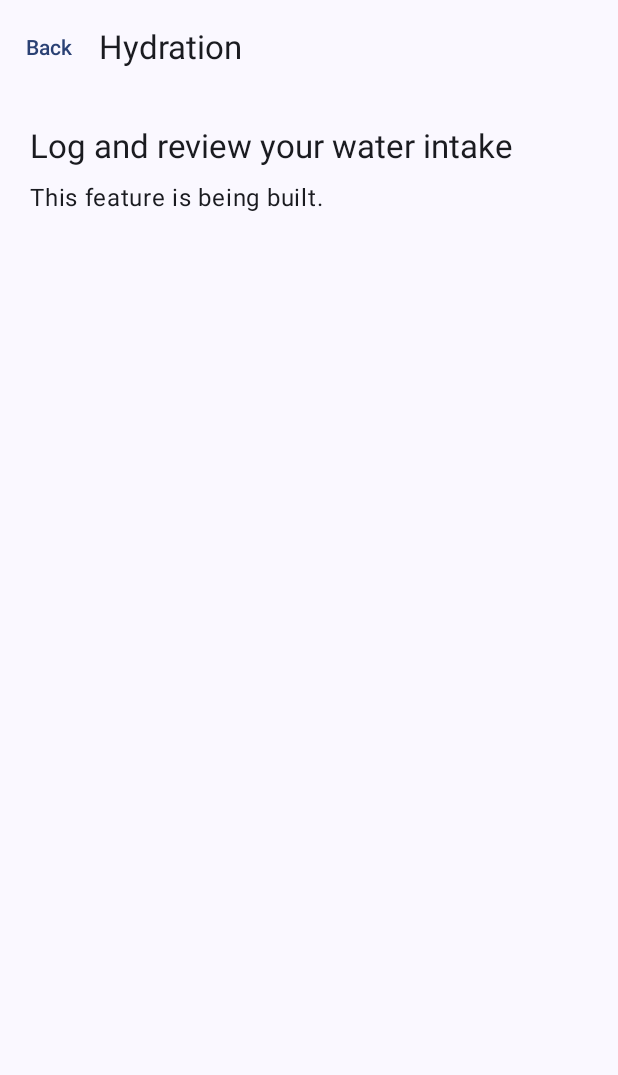
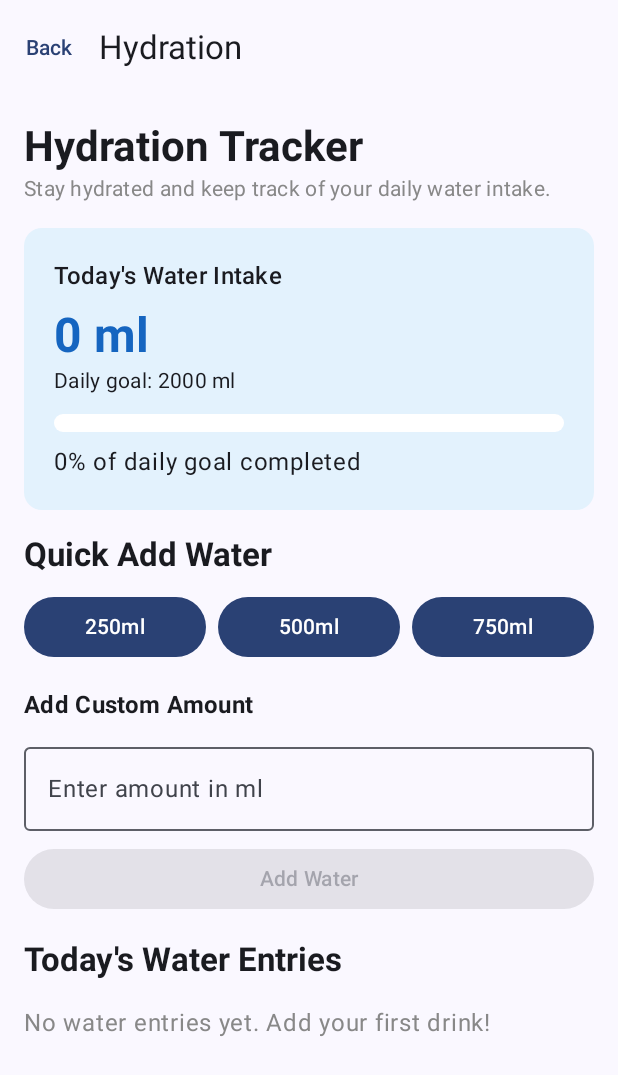
Before and after one commit to Zacharia223/Welllife, an Android app built with Jetpack Compose: the screen it shows after launch (MainActivity), after a tap on "Hydration", on a phone screen of 412 x 824 dp. Shown: the top 1075 px of the screen. Run offline under Robolectric (Android 15) with nearby library versions, the phone set to English and light mode, and no system bars; our stand-ins replace Room's generated code.

Commit message:
Add hydration tracker feature

```diff
--- a/app/src/main/java/com/example/welllife/MainActivity.kt
+++ b/app/src/main/java/com/example/welllife/MainActivity.kt
@@ -1,3 +1,4 @@
+
 package com.example.welllife
 
 import android.os.Bundle
@@ -33,15 +34,19 @@ import androidx.compose.ui.Alignment
 import androidx.compose.ui.Modifier
 import androidx.compose.ui.platform.LocalContext
 import androidx.compose.ui.unit.dp
+import androidx.lifecycle.ViewModel
 import androidx.lifecycle.ViewModelProvider
 import com.example.welllife.data.WellLifeDatabase
 import com.example.welllife.data.repository.DashboardRepositoryImpl
 import com.example.welllife.ui.dashboard.DashboardUiState
 import com.example.welllife.ui.dashboard.DashboardViewModel
 import com.example.welllife.ui.dashboard.DashboardViewModelFactory
+import com.example.welllife.ui.hydration.HydrationScreen
+import com.example.welllife.ui.hydration.HydrationViewModel
 import com.example.welllife.ui.theme.WelllifeTheme
 
 class MainActivity : ComponentActivity() {
+
     override fun onCreate(savedInstanceState: Bundle?) {
         super.onCreate(savedInstanceState)
         enableEdgeToEdge()
@@ -54,7 +59,10 @@ class MainActivity : ComponentActivity() {
     }
 }
 
-private enum class Screen(val title: String, val description: String) {
+private enum class Screen(
+    val title: String,
+    val description: String
+) {
     HYDRATION("Hydration", "Log and review your water intake"),
     SLEEP("Sleep", "Review your sleep duration and history"),
     ACTIVITY("Physical activity", "Log exercise and review daily minutes"),
@@ -65,13 +73,21 @@ private enum class Screen(val title: String, val description: String) {
 @OptIn(ExperimentalMaterial3Api::class)
 @Composable
 private fun WellLifeApp() {
+
     var selectedScreenName by rememberSaveable {
         mutableStateOf<String?>(null)
     }
-    val selectedScreen = selectedScreenName?.let { Screen.valueOf(it) }
+
+    val selectedScreen = selectedScreenName?.let {
+        Screen.valueOf(it)
+    }
 
     val context = LocalContext.current
-    val database = remember(context) { WellLifeDatabase.getDatabase(context) }
+
+    val database = remember(context) {
+        WellLifeDatabase.getDatabase(context)
+    }
+
     val repository = remember(database) {
         DashboardRepositoryImpl(
             database.waterDao(),
@@ -80,9 +96,42 @@ private fun WellLifeApp() {
             database.wellnessGoalDao()
         )
     }
+
     val activity = context as ComponentActivity
+
     val viewModel = remember(activity, repository) {
-        ViewModelProvider(activity, DashboardViewModelFactory(repository))[DashboardViewModel::class.java]
+        ViewModelProvider(
+            activity,
+            DashboardViewModelFactory(repository)
+        )[DashboardViewModel::class.java]
+    }
+
+    // Create HydrationViewModel with both required DAOs
+    val hydrationViewModel = remember(activity, database) {
+        ViewModelProvider(
+            activity,
+            object : ViewModelProvider.Factory {
+
+                override fun <T : ViewModel> create(
+                    modelClass: Class<T>
+                ): T {
+                    if (modelClass.isAssignableFrom(
+                            HydrationViewModel::class.java
+                        )
+                    ) {
+                        @Suppress("UNCHECKED_CAST")
+                        return HydrationViewModel(
+                            database.waterDao(),
+                            database.wellnessGoalDao()
+                        ) as T
+                    }
+
+                    throw IllegalArgumentException(
+                        "Unknown ViewModel class"
+                    )
+                }
+            }
+        )[HydrationViewModel::class.java]
     }
 
     val uiState by viewModel.uiState.collectAsState()
@@ -94,10 +143,16 @@ private fun WellLifeApp() {
     Scaffold(
         topBar = {
             TopAppBar(
-                title = { Text(selectedScreen?.title ?: "WellLife") },
+                title = {
+                    Text(selectedScreen?.title ?: "WellLife")
+                },
                 navigationIcon = {
                     if (selectedScreen != null) {
-                        TextButton(onClick = { selectedScreenName = null }) {
+                        TextButton(
+                            onClick = {
+                                selectedScreenName = null
+                            }
+                        ) {
                             Text("Back")
                         }
                     }
@@ -105,11 +160,13 @@ private fun WellLifeApp() {
             )
         }
     ) { innerPadding ->
+
         val contentModifier = Modifier
             .padding(innerPadding)
             .fillMaxSize()
 
         if (selectedScreen == null) {
+
             DashboardScreen(
                 modifier = contentModifier,
                 uiState = uiState,
@@ -117,8 +174,20 @@ private fun WellLifeApp() {
                     selectedScreenName = screen.name
                 }
             )
+
+        } else if (selectedScreen == Screen.HYDRATION) {
+
+            HydrationScreen(
+                viewModel = hydrationViewModel,
+                modifier = contentModifier
+            )
+
         } else {
-            FeatureScreen(selectedScreen, contentModifier)
+
+            FeatureScreen(
+                screen = selectedScreen,
+                modifier = contentModifier
+            )
         }
     }
 }
@@ -129,19 +198,23 @@ private fun DashboardScreen(
     uiState: DashboardUiState,
     onOpenScreen: (Screen) -> Unit
 ) {
+
     Column(
         modifier = modifier
             .verticalScroll(rememberScrollState())
             .padding(20.dp),
         verticalArrangement = Arrangement.spacedBy(12.dp)
     ) {
+
         Text(
             text = "Your wellness overview",
             style = MaterialTheme.typography.headlineSmall
         )
 
         when (uiState) {
+
             is DashboardUiState.Loading -> {
+
                 Box(
                     modifier = Modifier
                         .fillMaxWidth()
@@ -151,11 +224,14 @@ private fun DashboardScreen(
                     CircularProgressIndicator()
                 }
             }
+
             is DashboardUiState.Error -> {
+
                 Card(
                     modifier = Modifier.fillMaxWidth(),
                     colors = CardDefaults.cardColors(
-                        containerColor = MaterialTheme.colorScheme.errorContainer
+                        containerColor =
+                            MaterialTheme.colorScheme.errorContainer
                     )
                 ) {
                     Text(
@@ -165,17 +241,25 @@ private fun DashboardScreen(
                     )
                 }
             }
+
             is DashboardUiState.Success -> {
+
                 val data = uiState.data
+
                 Screen.entries.forEach { screen ->
+
                     Card(
-                        onClick = { onOpenScreen(screen) },
+                        onClick = {
+                            onOpenScreen(screen)
+                        },
                         modifier = Modifier.fillMaxWidth()
                     ) {
+
                         Column(
                             modifier = Modifier.padding(16.dp),
                             verticalArrangement = Arrangement.spacedBy(4.dp)
                         ) {
+
                             Text(
                                 text = screen.title,
                                 style = MaterialTheme.typography.titleMedium
@@ -186,7 +270,8 @@ private fun DashboardScreen(
                                 Screen.SLEEP -> data.sleepSummary
                                 Screen.ACTIVITY -> data.activitySummary
                                 Screen.GOALS -> data.goalsSummary
-                                Screen.HISTORY -> "Tracked activity & trend summary"
+                                Screen.HISTORY ->
+                                    "Tracked activity & trend summary"
                             }
 
                             Text(
@@ -209,15 +294,21 @@ private fun DashboardScreen(
 }
 
 @Composable
-private fun FeatureScreen(screen: Screen, modifier: Modifier) {
+private fun FeatureScreen(
+    screen: Screen,
+    modifier: Modifier
+) {
+
     Column(
         modifier = modifier.padding(20.dp),
         verticalArrangement = Arrangement.spacedBy(8.dp)
     ) {
+
         Text(
             text = screen.description,
             style = MaterialTheme.typography.titleLarge
         )
+
         Text("This feature is being built.")
     }
 }
--- /dev/null
+++ b/app/src/main/java/com/example/welllife/ui/hydration/HyddrationScreen.kt
@@ -0,0 +1,356 @@
+
+package com.example.welllife.ui.hydration
+
+import androidx.compose.foundation.background
+import androidx.compose.foundation.layout.Arrangement
+import androidx.compose.foundation.layout.Box
+import androidx.compose.foundation.layout.Column
+import androidx.compose.foundation.layout.Row
+import androidx.compose.foundation.layout.Spacer
+import androidx.compose.foundation.layout.fillMaxSize
+import androidx.compose.foundation.layout.fillMaxWidth
+import androidx.compose.foundation.layout.height
+import androidx.compose.foundation.layout.padding
+import androidx.compose.foundation.lazy.LazyColumn
+import androidx.compose.foundation.lazy.items
+import androidx.compose.foundation.shape.RoundedCornerShape
+import androidx.compose.foundation.text.KeyboardOptions
+import androidx.compose.material3.AlertDialog
+import androidx.compose.material3.Button
+import androidx.compose.material3.Card
+import androidx.compose.material3.CardDefaults
+import androidx.compose.material3.MaterialTheme
+import androidx.compose.material3.OutlinedTextField
+import androidx.compose.material3.Text
+import androidx.compose.material3.TextButton
+import androidx.compose.runtime.Composable
+import androidx.compose.runtime.collectAsState
+import androidx.compose.runtime.getValue
+import androidx.compose.runtime.mutableStateOf
+import androidx.compose.runtime.remember
+import androidx.compose.runtime.setValue
+import androidx.compose.ui.Alignment
+import androidx.compose.ui.Modifier
+import androidx.compose.ui.graphics.Color
+import androidx.compose.ui.text.font.FontWeight
+import androidx.compose.ui.text.input.KeyboardType
+import androidx.compose.ui.unit.dp
+import com.example.welllife.data.entity.WaterEntry
+import java.util.Calendar
+
+private const val DEFAULT_WATER_GOAL_ML = 2000
+
+@Composable
+fun HydrationScreen(
+    viewModel: HydrationViewModel,
+    modifier: Modifier = Modifier
+) {
+    val entries by viewModel.waterEntries.collectAsState()
+    val hydrationGoal by viewModel.hydrationGoal.collectAsState()
+
+    var customAmount by remember { mutableStateOf("") }
+    var editingEntry by remember { mutableStateOf<WaterEntry?>(null) }
+    var editAmount by remember { mutableStateOf("") }
+
+    // Convert the saved goal into millilitres
+    val goalUnit = hydrationGoal?.unit?.trim()?.lowercase() ?: "ml"
+
+    val savedTarget = hydrationGoal?.targetValue ?: DEFAULT_WATER_GOAL_ML.toDouble()
+
+    val dailyWaterGoal = when (goalUnit) {
+        "l", "liter", "liters", "litre", "litres" ->
+            (savedTarget * 1000).toInt()
+        else -> savedTarget.toInt()
+    }.coerceAtLeast(1)
+
+    val calendar = Calendar.getInstance()
+    calendar.set(Calendar.HOUR_OF_DAY, 0)
+    calendar.set(Calendar.MINUTE, 0)
+    calendar.set(Calendar.SECOND, 0)
+    calendar.set(Calendar.MILLISECOND, 0)
+
+    val startOfDay = calendar.timeInMillis
+
+    calendar.add(Calendar.DAY_OF_MONTH, 1)
+    val startOfTomorrow = calendar.timeInMillis
+
+    val todayEntries = entries.filter {
+        it.timestamp >= startOfDay &&
+                it.timestamp < startOfTomorrow
+    }
+
+    val todayTotal = todayEntries.sumOf { it.amountMl }
+
+    val progress = (todayTotal.toFloat() / dailyWaterGoal)
+        .coerceIn(0f, 1f)
+
+    LazyColumn(
+        modifier = modifier
+            .fillMaxSize()
+            .padding(16.dp),
+        verticalArrangement = Arrangement.spacedBy(16.dp)
+    ) {
+
+        item {
+            Text(
+                text = "Hydration Tracker",
+                style = MaterialTheme.typography.headlineMedium,
+                fontWeight = FontWeight.Bold
+            )
+
+            Text(
+                text = "Stay hydrated and keep track of your daily water intake.",
+                style = MaterialTheme.typography.bodyMedium,
+                color = Color.Gray
+            )
+        }
+
+        item {
+            Card(
+                modifier = Modifier.fillMaxWidth(),
+                colors = CardDefaults.cardColors(
+                    containerColor = Color(0xFFE3F2FD)
+                )
+            ) {
+                Column(
+                    modifier = Modifier.padding(20.dp)
+                ) {
+                    Text(
+                        text = "Today's Water Intake",
+                        style = MaterialTheme.typography.titleMedium
+                    )
+
+                    Spacer(modifier = Modifier.height(8.dp))
+
+                    Text(
+                        text = "$todayTotal ml",
+                        style = MaterialTheme.typography.headlineLarge,
+                        fontWeight = FontWeight.Bold,
+                        color = Color(0xFF1565C0)
+                    )
+
+                    Text(
+                        text = "Daily goal: $dailyWaterGoal ml",
+                        style = MaterialTheme.typography.bodyMedium
+                    )
+
+                    Spacer(modifier = Modifier.height(12.dp))
+
+                    Box(
+                        modifier = Modifier
+                            .fillMaxWidth()
+                            .height(12.dp)
+                            .background(
+                                Color.White,
+                                RoundedCornerShape(50)
+                            )
+                    ) {
+                        Box(
+                            modifier = Modifier
+                                .fillMaxWidth(progress)
+                                .height(12.dp)
+                                .background(
+                                    Color(0xFF2196F3),
+                                    RoundedCornerShape(50)
+                                )
+                        )
+                    }
+
+                    Spacer(modifier = Modifier.height(8.dp))
+
+                    Text(
+                        text = "${(progress * 100).toInt()}% of daily goal completed"
+                    )
+                }
+            }
+        }
+
+        item {
+            Text(
+                text = "Quick Add Water",
+                style = MaterialTheme.typography.titleLarge,
+                fontWeight = FontWeight.Bold
+            )
+
+            Spacer(modifier = Modifier.height(10.dp))
+
+            Row(
+                modifier = Modifier.fillMaxWidth(),
+                horizontalArrangement = Arrangement.spacedBy(8.dp)
+            ) {
+                listOf(250, 500, 750).forEach { amount ->
+                    Button(
+                        onClick = {
+                            viewModel.addWater(amount)
+                        },
+                        modifier = Modifier.weight(1f)
+                    ) {
+                        Text("${amount}ml")
+                    }
+                }
+            }
+        }
+
+        item {
+            Text(
+                text = "Add Custom Amount",
+                style = MaterialTheme.typography.titleMedium,
+                fontWeight = FontWeight.Bold
+            )
+
+            Spacer(modifier = Modifier.height(8.dp))
+
+            OutlinedTextField(
+                value = customAmount,
+                onValueChange = {
+                    if (it.all { character -> character.isDigit() }) {
+                        customAmount = it
+                    }
+                },
+                modifier = Modifier.fillMaxWidth(),
+                label = { Text("Enter amount in ml") },
+                keyboardOptions = KeyboardOptions(
+                    keyboardType = KeyboardType.Number
+                ),
+                singleLine = true
+            )
+
+            Spacer(modifier = Modifier.height(8.dp))
+
+            Button(
+                onClick = {
+                    val amount = customAmount.toIntOrNull()
+
+                    if (amount != null && amount > 0) {
+                        viewModel.addWater(amount)
+                        customAmount = ""
+                    }
+                },
+                modifier = Modifier.fillMaxWidth(),
+                enabled = (customAmount.toIntOrNull() ?: 0) > 0
+            ) {
+                Text("Add Water")
+            }
+        }
+
+        item {
+            Text(
+                text = "Today's Water Entries",
+                style = MaterialTheme.typography.titleLarge,
+                fontWeight = FontWeight.Bold
+            )
+        }
+
+        if (todayEntries.isEmpty()) {
+            item {
+                Text(
+                    text = "No water entries yet. Add your first drink!",
+                    color = Color.Gray
+                )
+            }
+        } else {
+            items(
+                items = todayEntries,
+                key = { it.id }
+            ) { entry ->
+
+                Card(
+                    modifier = Modifier.fillMaxWidth()
+                ) {
+                    Row(
+                        modifier = Modifier
+                            .fillMaxWidth()
+                            .padding(12.dp),
+                        verticalAlignment = Alignment.CenterVertically
+                    ) {
+                        Column(
+                            modifier = Modifier.weight(1f)
+                        ) {
+                            Text(
+                                text = "${entry.amountMl} ml",
+                                fontWeight = FontWeight.Bold,
+                                style = MaterialTheme.typography.titleMedium
+                            )
+
+                            Text(
+                                text = "Water recorded"
+                            )
+                        }
+
+                        TextButton(
+                            onClick = {
+                                editingEntry = entry
+                                editAmount = entry.amountMl.toString()
+                            }
+                        ) {
+                            Text("Edit")
+                        }
+
+                        TextButton(
+                            onClick = {
+                                viewModel.deleteWater(entry)
+                            }
+                        ) {
+                            Text(
+                                text = "Delete",
+                                color = Color.Red
+                            )
+                        }
+                    }
+                }
+            }
+        }
+    }
+
+    editingEntry?.let { entry ->
+        AlertDialog(
+            onDismissRequest = {
+                editingEntry = null
+            },
+            title = {
+                Text("Edit Water Entry")
+            },
+            text = {
+                OutlinedTextField(
+                    value = editAmount,
+                    onValueChange = {
+                        if (it.all { character -> character.isDigit() }) {
+                            editAmount = it
+                        }
+                    },
+                    label = { Text("Amount in ml") },
+                    keyboardOptions = KeyboardOptions(
+                        keyboardType = KeyboardType.Number
+                    ),
+                    singleLine = true
+                )
+            },
+            confirmButton = {
+                TextButton(
+                    onClick = {
+                        val newAmount = editAmount.toIntOrNull()
+
+                        if (newAmount != null && newAmount > 0) {
+                            viewModel.updateWater(
+                                entry.copy(amountMl = newAmount)
+                            )
+                            editingEntry = null
+                        }
+                    },
+                    enabled = (editAmount.toIntOrNull() ?: 0) > 0
+                ) {
+                    Text("Save")
+                }
+            },
+            dismissButton = {
+                TextButton(
+                    onClick = {
+                        editingEntry = null
+                    }
+                ) {
+                    Text("Cancel")
+                }
+            }
+        )
+    }
+}
--- /dev/null
+++ b/app/src/main/java/com/example/welllife/ui/hydration/HydrationViewModel.kt
@@ -0,0 +1,89 @@
+
+package com.example.welllife.ui.hydration
+
+import androidx.lifecycle.ViewModel
+import androidx.lifecycle.viewModelScope
+import com.example.welllife.data.dao.WaterDao
+import com.example.welllife.data.dao.WellnessGoalDao
+import com.example.welllife.data.entity.WaterEntry
+import com.example.welllife.data.entity.WellnessGoal
+import kotlinx.coroutines.flow.SharingStarted
+import kotlinx.coroutines.flow.StateFlow
+import kotlinx.coroutines.flow.stateIn
+import kotlinx.coroutines.launch
+import java.util.Calendar
+
+class HydrationViewModel(
+    private val waterDao: WaterDao,
+    private val wellnessGoalDao: WellnessGoalDao
+) : ViewModel() {
+
+    // Observe all saved water entries from the database
+    val waterEntries: StateFlow<List<WaterEntry>> =
+        waterDao.getAllWaterEntries()
+            .stateIn(
+                scope = viewModelScope,
+                started = SharingStarted.WhileSubscribed(5000),
+                initialValue = emptyList()
+            )
+
+    // Observe the saved hydration goal
+    val hydrationGoal: StateFlow<WellnessGoal?> =
+        wellnessGoalDao.getGoalByType("WATER")
+            .stateIn(
+                scope = viewModelScope,
+                started = SharingStarted.WhileSubscribed(5000),
+                initialValue = null
+            )
+
+    // Add a new water entry
+    fun addWater(amountMl: Int) {
+        if (amountMl <= 0) return
+
+        viewModelScope.launch {
+            waterDao.insertWaterEntry(
+                WaterEntry(amountMl = amountMl)
+            )
+        }
+    }
+
+    // Update an existing water entry
+    fun updateWater(entry: WaterEntry) {
+        if (entry.amountMl <= 0) return
+
+        viewModelScope.launch {
+            waterDao.updateWaterEntry(entry)
+        }
+    }
+
+    // Delete a water entry
+    fun deleteWater(entry: WaterEntry) {
+        viewModelScope.launch {
+            waterDao.deleteWaterEntry(entry)
+        }
+    }
+
+    // Calculate the total water consumed today
+    fun getTodayTotal(): Int {
+
+        val calendar = Calendar.getInstance()
+
+        calendar.set(Calendar.HOUR_OF_DAY, 0)
+        calendar.set(Calendar.MINUTE, 0)
+        calendar.set(Calendar.SECOND, 0)
+        calendar.set(Calendar.MILLISECOND, 0)
+
+        val startOfDay = calendar.timeInMillis
+
+        calendar.add(Calendar.DAY_OF_MONTH, 1)
+
+        val startOfTomorrow = calendar.timeInMillis
+
+        return waterEntries.value
+            .filter { entry ->
+                entry.timestamp >= startOfDay &&
+                        entry.timestamp < startOfTomorrow
+            }
+            .sumOf { it.amountMl }
+    }
+}
```
